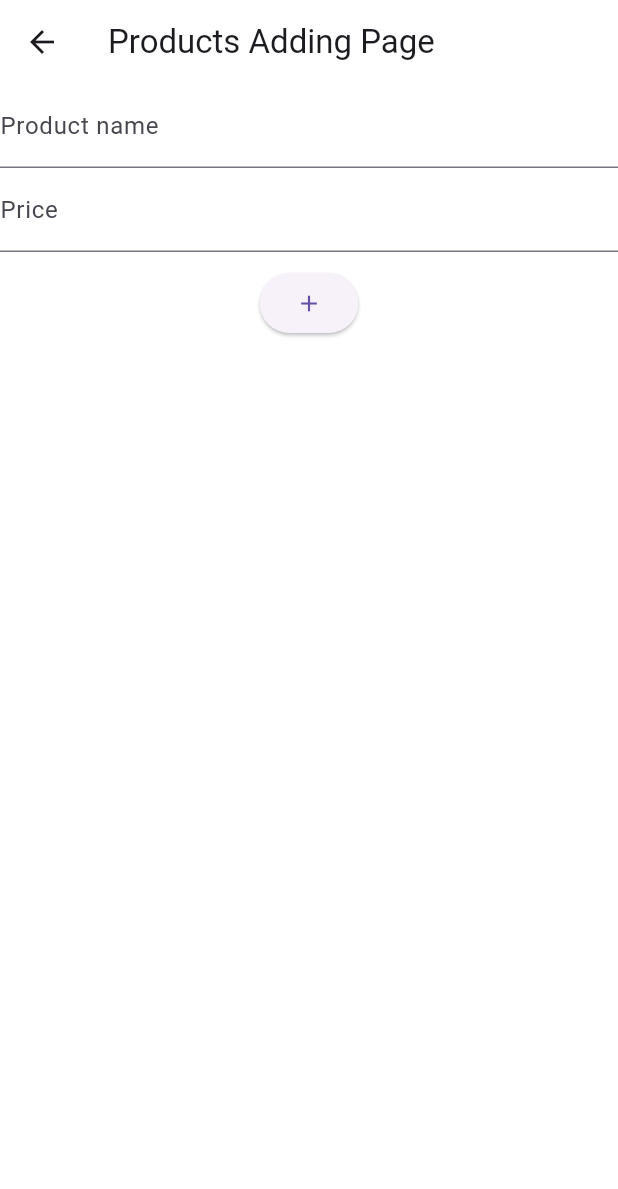
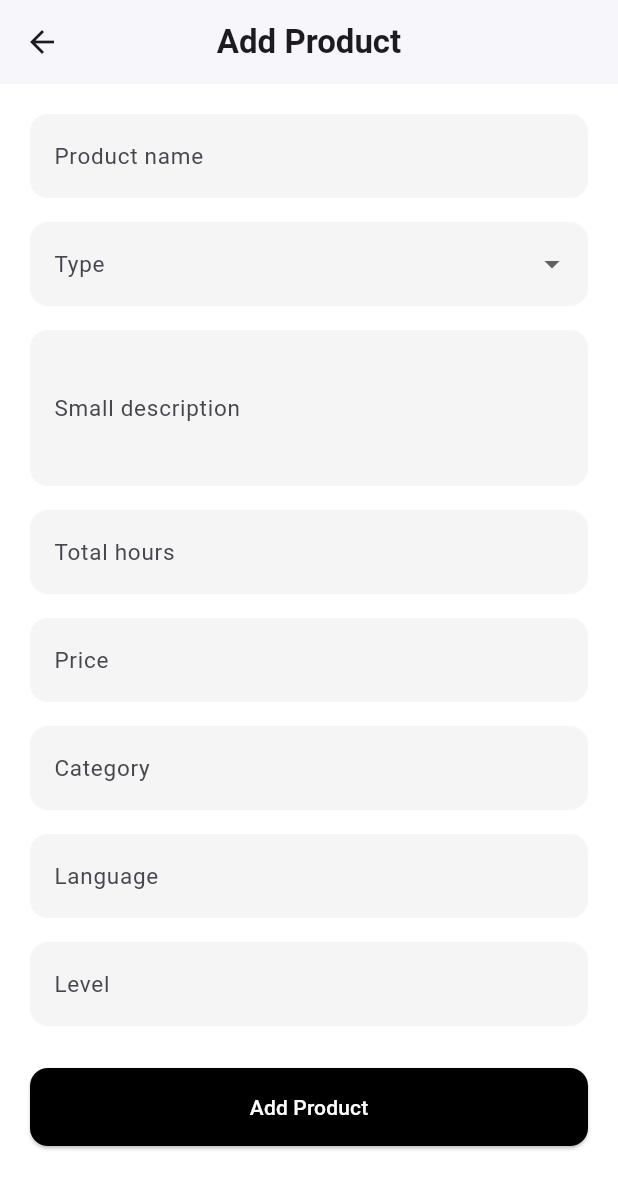
Before and after one commit to chinmaipottayil2013-a11y/jwt_learning, a Flutter app: the ProductsScreen screen opened directly, on a phone screen of 412 x 824 dp. Shown: the top 1189 px of the screen. Run offline on Flutter 3.47's test engine with Material 3 defaults, Android fonts, the phone set to English and light mode, and no system bars; our stand-ins replace shared_preferences; accounts and stored records are empty.

Commit message:
Added course adding method

```diff
--- /dev/null
+++ b/devtools_options.yaml
@@ -0,0 +1,3 @@
+description: This file stores settings for Dart & Flutter DevTools.
+documentation: https://docs.flutter.dev/tools/devtools/extensions#configure-extension-enablement-states
+extensions:
--- a/lib/screens/products_screen.dart
+++ b/lib/screens/products_screen.dart
@@ -1,5 +1,5 @@
 import 'package:flutter/material.dart';
-
+import 'package:flutter/services.dart';
 import 'package:jwt_learning/services/products_add_service.dart';
 
 class ProductsScreen extends StatefulWidget {
@@ -11,25 +11,78 @@ class ProductsScreen extends StatefulWidget {
 
 class _ProductsScreenState extends State<ProductsScreen> {
   final nameController = TextEditingController();
+  final descriptionController = TextEditingController();
+  final durationController = TextEditingController();
+  final totalHoursController = TextEditingController();
   final priceController = TextEditingController();
+  final categoryController = TextEditingController();
+  final languageController = TextEditingController();
+  final levelController = TextEditingController();
   final ProductsAddService _addService = ProductsAddService();
 
+  final types = ['Dadisha Courses', 'Partner Courses'];
+  String? selectedType;
+  bool isLoading = false;
+
   Future<void> addProducts() async {
-    final title = nameController.text;
-    final price = double.parse(priceController.text);
-    final newProduct = await _addService.addProduct(title, price);
+    setState(() {
+      isLoading = true;
+    });
+    try {
+      final newProduct = await _addService.addProduct(
+        name: nameController.text,
+        types: selectedType ?? '',
+        description: descriptionController.text,
+        hours: totalHoursController.text,
+        salePrice: priceController.text,
+        category: categoryController.text,
+        language: languageController.text,
+        level: levelController.text,
+      );
       nameController.clear();
+      descriptionController.clear();
+      durationController.clear();
+      totalHoursController.clear();
       priceController.clear();
       if (!mounted) return;
       Navigator.pop(context, newProduct);
+    } catch (e) {
+      if (!mounted) return;
+      ScaffoldMessenger.of(context).showSnackBar(
+          SnackBar(content: Text('Failed to add product : $e')));
+    } finally {
+      if (mounted) {
+        setState(() {
+          isLoading = false;
+        });
       }
-
+    }
+  }
 
   @override
   void dispose() {
+    nameController.dispose();
+    descriptionController.dispose();
+    durationController.dispose();
+    totalHoursController.dispose();
+    priceController.dispose();
+    categoryController.dispose();
+    levelController.dispose();
+    languageController.dispose();
     super.dispose();
-    nameController.dispose();
-    priceController.dispose();
+  }
+
+  InputDecoration _decoration(String label) {
+    return InputDecoration(
+      labelText: label,
+      labelStyle: TextStyle(fontSize: 15),
+      filled: true,
+      fillColor: Colors.grey.shade100,
+      border: OutlineInputBorder(
+        borderRadius: BorderRadius.circular(12),
+        borderSide: BorderSide.none,
+      ),
+    );
   }
 
   @override
@@ -37,23 +90,103 @@ class _ProductsScreenState extends State<ProductsScreen> {
     return Scaffold(
       backgroundColor: Colors.white,
       appBar: AppBar(
-        title: const Text('Products Adding Page'),
         backgroundColor: Colors.white,
+        elevation: 1,
+        centerTitle: true,
+        title: const Text(
+          'Add Product',
+          style: TextStyle(fontWeight: FontWeight.bold),
         ),
-      body: Column(
+      ),
+      body: SingleChildScrollView(
+        padding: const EdgeInsets.all(20),
+        child: Column(
+          crossAxisAlignment: CrossAxisAlignment.stretch,
           children: [
             TextField(
               controller: nameController,
-            decoration: const InputDecoration(labelText: 'Product name'),
+              decoration: _decoration('Product name'),
             ),
+            const SizedBox(height: 16),
+            DropdownButtonFormField<String>(
+              style: TextStyle(
+                fontWeight: FontWeight.normal,
+                color: Colors.black,
+              ),
+              initialValue: selectedType,
+              decoration: _decoration('Type'),
+              items: types
+                  .map((t) => DropdownMenuItem(value: t, child: Text(t)))
+                  .toList(),
+              onChanged: (value) => setState(() => selectedType = value),
+            ),
+            const SizedBox(height: 16),
+            TextField(
+              controller: descriptionController,
+              maxLines: 3,
+              decoration: _decoration('Small description'),
+            ),
+            const SizedBox(height: 16),
+            TextField(
+              controller: totalHoursController,
+              keyboardType: TextInputType.number,
+              inputFormatters: [FilteringTextInputFormatter.digitsOnly],
+              decoration: _decoration('Total hours'),
+            ),
+            const SizedBox(height: 16),
             TextField(
               controller: priceController,
+              keyboardType: const TextInputType.numberWithOptions(
+                decimal: true,
+              ),
+
+              decoration: _decoration('Price').copyWith(prefixText: '\$ '),
+            ),
+            SizedBox(height: 16),
+            TextField(
+              controller: categoryController,
               keyboardType: TextInputType.number,
-            decoration: const InputDecoration(labelText: 'Price'),
+              inputFormatters: [FilteringTextInputFormatter.digitsOnly],
+              decoration: _decoration('Category'),
             ),
-          SizedBox(height: 10),
-          ElevatedButton(onPressed: addProducts, child: Icon(Icons.add)),
+            SizedBox(height: 16),
+            TextField(
+              controller: languageController,
+              keyboardType: TextInputType.number,
+              decoration: _decoration('Language'),
+              inputFormatters: [FilteringTextInputFormatter.digitsOnly],
+            ),
+            SizedBox(height: 16),
+            TextField(
+              controller: levelController,
+              keyboardType: TextInputType.number,
+              inputFormatters: [FilteringTextInputFormatter.digitsOnly],
+              decoration: _decoration('Level'),
+            ),
+            const SizedBox(height: 28),
+            ElevatedButton(
+              onPressed: addProducts,
+              style: ElevatedButton.styleFrom(
+                backgroundColor: Colors.black,
+                foregroundColor: Colors.white,
+                padding: const EdgeInsets.symmetric(vertical: 16),
+                shape: RoundedRectangleBorder(
+                  borderRadius: BorderRadius.circular(12),
+                ),
+              ),
+              child: isLoading
+                  ? const SizedBox(
+                height: 20,
+                width: 20,
+                child: CircularProgressIndicator(
+                  strokeWidth: 2,
+                  color: Colors.white,
+                ),
+              )
+                  : const Text('Add Product'),
+            ),
           ],
+        ),
       ),
     );
   }
--- a/lib/services/products_add_service.dart
+++ b/lib/services/products_add_service.dart
@@ -2,24 +2,77 @@ import 'dart:convert';
 
 import 'package:http/http.dart' as http;
 import 'package:shared_preferences/shared_preferences.dart';
+
 class ProductsAddService {
-  final String baseUri = 'https://dadishaapi.kodhatch.com/api/admin/courses';
+  final String baseUri = 'https://dadishaapi.kodhatch.com/api/admin/courses/';
 
-  Future<dynamic> addProduct(String title, double price) async {
+  Future<dynamic> addProduct({
+    required String name,
+    required String types,
+    required String description,
+    required String hours,
+    required String salePrice,
+    required String category,
+    required String language,
+    required String level,
+  }) async {
     final prefs = await SharedPreferences.getInstance();
     final token = prefs.getString('tokenKey');
+
+    final parsedCategory = int.tryParse(category) ?? 1;
+    final parsedLanguage = int.tryParse(language) ?? 1;
+    final parsedLevel = int.tryParse(level) ?? 1;
+    final parsedHours = int.tryParse(hours) ?? 10;
+
     final response = await http.post(
       Uri.parse(baseUri),
       headers: {
         'Content-Type': 'application/json',
-        'Authorization': 'Bearer $token',
+        if (token != null && token.isNotEmpty) 'Authorization': 'Bearer $token',
       },
-      body: jsonEncode({'title': title, 'price': price}),
+      body: jsonEncode({
+        "name": name,
+        "slug": name.
+        toLowerCase().
+        replaceAll(RegExp(r'[^a-z0-9]+'), '-'),
+        "small_description": description,
+        "large_description":
+            "<p>${description.isNotEmpty ? description : 'Course description'}</p>",
+        "sale_price": salePrice.isNotEmpty ? salePrice : "2999.00",
+        "mrp": "2999.00",
+        "total_hour": parsedHours,
+        "intended_for": "Safety Engineers, HSE Officers, and Site Supervisors",
+        "certification_issued": "Advanced HSE Professional Certification",
+        "certification_validity": 525600,
+        "requirements": "Basic understanding of industrial safety guidelines",
+        "types": types.isNotEmpty ? types : "Dadisha Courses",
+        "level": parsedLevel,
+        "category": [parsedCategory],
+        "industry": [1],
+        "language": parsedLanguage,
+        "downloadable_files": 5,
+        "free_course": false,
+        "is_active": true,
+        "is_featured": false,
+        "badge": "Bestseller",
+      }),
     );
+
     if (response.statusCode == 200 || response.statusCode == 201) {
       return jsonDecode(response.body);
     } else {
-      throw Exception('Failed to add product');
+      try {
+        final errorData = jsonDecode(response.body);
+        final msg = errorData['message'] ?? errorData['detail'] ?? response.body;
+        throw Exception(msg);
+      } catch (e) {
+        if (e is Exception && !e.toString().contains('FormatException')) {
+          rethrow;
+        }
+        throw Exception(
+          'Failed to add product (Status: ${response.statusCode})',
+        );
+      }
     }
   }
 }
```
Also changed, not shown: lib/services/products_service.dart (+6 -3 lines). Lines whose indentation alone changed are shown as unchanged.
